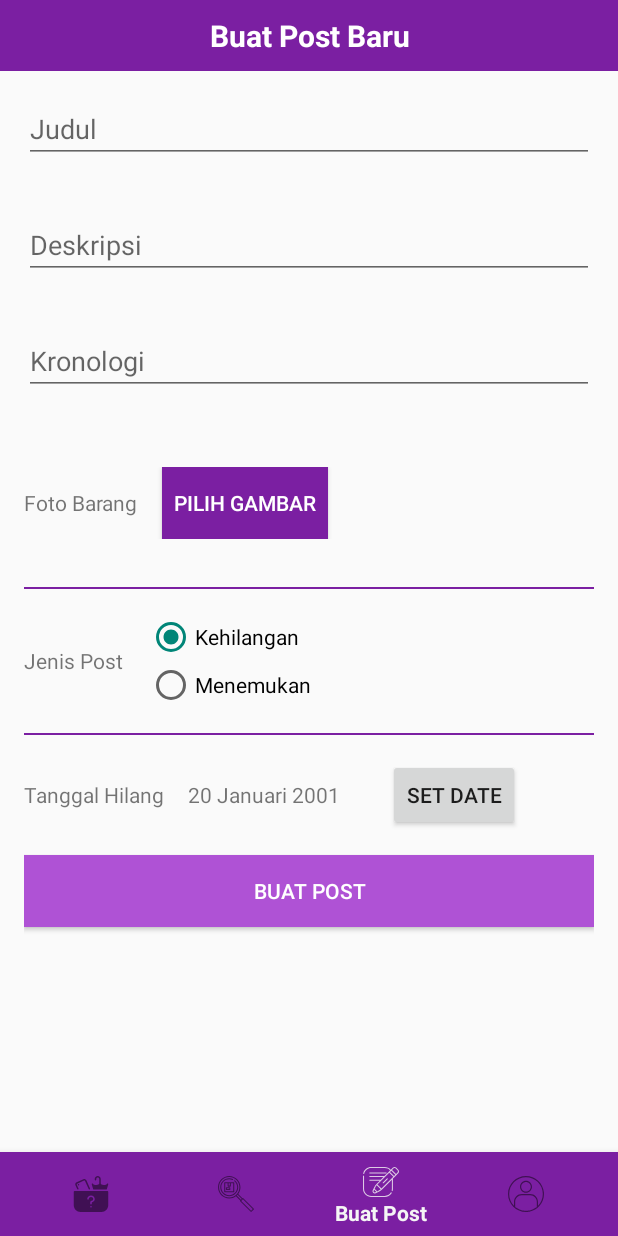
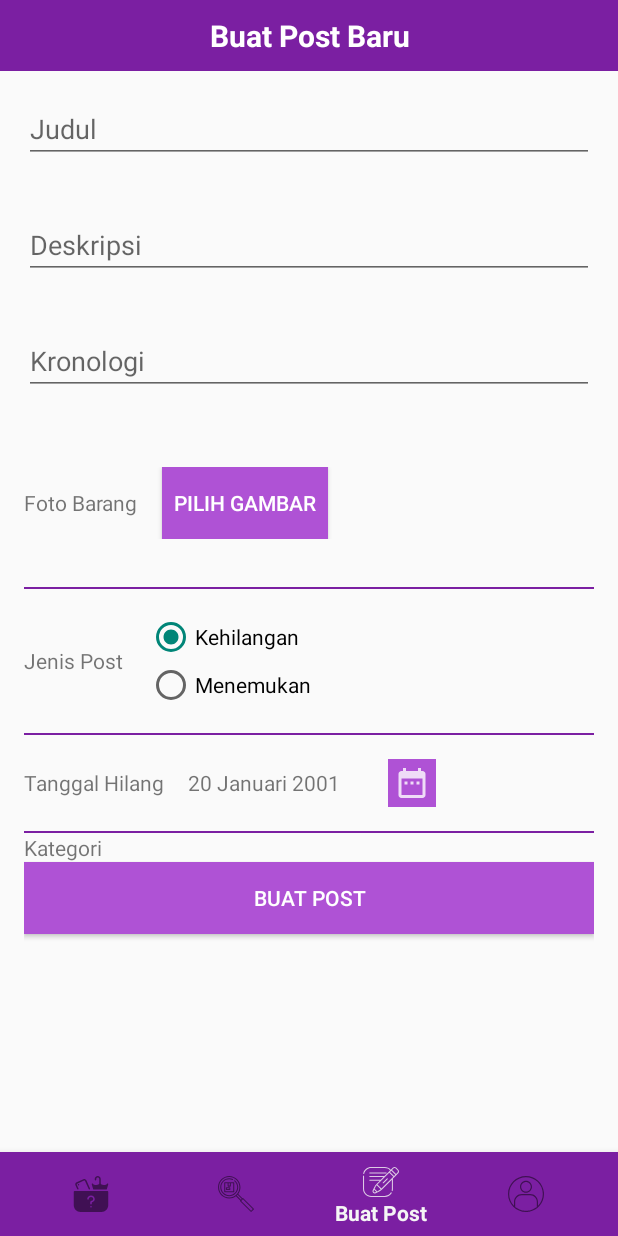
Before and after one commit to ratoz/BarangHilang, an Android app: the fragment halamanPosting placed in its activity, item 3 of the bottom bar chosen, on a phone screen of 412 x 824 dp. Run offline under Robolectric (Android 15) with nearby library versions, the phone set to English and light mode, and no system bars; our stand-ins replace Firebase (no records; nobody signed in at launch, a user with empty details on screens opened directly).

Commit message:
Update Layout Posting v0.0.3

```diff
--- a/app/src/main/java/Model/PostData.java
+++ b/app/src/main/java/Model/PostData.java
@@ -9,12 +9,12 @@ public class PostData {
     private String title;
     private String description;
     private String chronology;
-    private Bitmap photo;
+    private String photo;
     private String dateLost;
     private String typePost;
     private String datePost;
 
-    public PostData(String idUser, String title, String chronology,String description, Bitmap photo, String dateLost, String typePost, String datePost) {
+    public PostData(String idUser, String title, String chronology,String description, String photo, String dateLost, String typePost, String datePost) {
         this.idUser = idUser;
         this.description = description;
         this.title = title;
@@ -37,7 +37,7 @@ public class PostData {
         this.chronology = chronology;
     }
 
-    public void setPhoto(Bitmap photo) {
+    public void setPhoto(String photo) {
         this.photo = photo;
     }
 
--- a/app/src/main/java/com/pamair/baranghilang/halamanPosting.java
+++ b/app/src/main/java/com/pamair/baranghilang/halamanPosting.java
@@ -1,6 +1,8 @@
 package com.pamair.baranghilang;
 
 import android.Manifest;
+import android.app.DatePickerDialog;
+import android.app.Dialog;
 import android.content.ContentResolver;
 import android.content.Intent;
 import android.content.pm.PackageManager;
@@ -13,22 +15,29 @@ import android.view.LayoutInflater;
 import android.view.View;
 import android.view.ViewGroup;
 import android.widget.Button;
+import android.widget.DatePicker;
 import android.widget.EditText;
 import android.widget.ImageView;
 import android.widget.RadioButton;
 import android.widget.RadioGroup;
+import android.widget.TextView;
 
 import androidx.annotation.Nullable;
 import androidx.core.app.ActivityCompat;
+import androidx.fragment.app.DialogFragment;
 import androidx.fragment.app.Fragment;
 
 import com.google.firebase.storage.FirebaseStorage;
 import com.google.firebase.storage.StorageReference;
+import com.pamair.baranghilang.references.DatePickerFragment;
 
 import java.io.InputStream;
+import java.util.Calendar;
 
 public class halamanPosting extends Fragment {
     private View postView;
+    private TextView tvDateFoundLost;
+    private TextView calendar;
     private RadioButton radioButton;
     private EditText edtTitle;
     private EditText edtDescription;
@@ -36,11 +45,17 @@ public class halamanPosting extends Fragment {
     private Button btnUploadImage;
     private ImageView imgPreview;
     private RadioGroup rdgPost;
-    private Uri imgPath;
-    private  final int PICK_IMAGE_REQUEST = 22;
+    private RadioButton rdbFound;
+    private RadioButton rdbLost;
+    private ImageView btnCalendar;
+    private Calendar myCalendar;
+    private DatePickerDialog.OnDateSetListener date;
 
-    FirebaseStorage storage;
-    StorageReference storageReference;
+    //private Uri imgPath;
+    //private  final int PICK_IMAGE_REQUEST = 22;
+
+    //FirebaseStorage storage;
+    //StorageReference storageReference;
 
     public halamanPosting(){
 
@@ -52,10 +67,13 @@ public class halamanPosting extends Fragment {
         edtChronology = postView.findViewById(R.id.edtChronology);
         btnUploadImage = postView.findViewById(R.id.btnChooseImage);
         imgPreview = postView.findViewById(R.id.imgPreview);
+        tvDateFoundLost = postView.findViewById(R.id.tvDateFoundLostToggle);
         rdgPost = postView.findViewById(R.id.rdgPost);
+        btnCalendar = postView.findViewById(R.id.btnDateFoundLost);
+        calendar = postView.findViewById(R.id.tvDateFoundLost);
 
-        storage = FirebaseStorage.getInstance();
-        storageReference = storage.getReference();
+        //storage = FirebaseStorage.getInstance();
+        //storageReference = storage.getReference();
     }
 
     @Override
@@ -64,44 +82,96 @@ public class halamanPosting extends Fragment {
         postView = inflater.inflate(R.layout.halaman_posting, container, false);
         // Inflate the layout for this fragment
         init();
-        selectImage();
-/*Intent intent = new Intent();
-                intent.setType("image/*");
-                intent.setAction(Intent.ACTION_GET_CONTENT);
-                startActivityForResult(
-                        Intent.createChooser(
-                                intent,"Pilih Gambar..."),PICK_IMAGE_REQUEST
-                );*/
+        onSelectedPostType();
+        onSelectedDateTime();
         return postView;
     }
 
-    private void selectImage() {
-        btnUploadImage.setOnClickListener(new View.OnClickListener() {
+    private void onSelectedDateTime() {
+        btnCalendar.setOnClickListener(new View.OnClickListener() {
             @Override
-            public void onClick(View v) {/*
-                Intent intent = new Intent();
-                intent.setType("image/*");
-                intent.setAction(Intent.ACTION_GET_CONTENT);
-                startActivityForResult(
-                        Intent.createChooser(
-                                intent,"Pilih Gambar..."),PICK_IMAGE_REQUEST
-                );*/
-  /*              Intent intent = new Intent(Intent.ACTION_PICK);
-                intent.setType("image/*");
-                startActivityForResult(intent,PICK_IMAGE_REQUEST);
-  */          }
+            public void onClick(View v) {
+                DatePickerFragment date = new DatePickerFragment();
+                /**
+                 * Set Up Current Date Into dialog
+                 */
+                Calendar calender = Calendar.getInstance();
+                Bundle args = new Bundle();
+                args.putInt("year", calender.get(Calendar.YEAR));
+                args.putInt("month", calender.get(Calendar.MONTH));
+                args.putInt("day", calender.get(Calendar.DAY_OF_MONTH));
+                date.setArguments(args);
+                /**
+                 * Set Call back to capture selected date
+                 */
+                date.setCallBack(ondate);
+                date.show(getFragmentManager(), "Date Picker");
+            }
         });
     }
 
-    @Override
-    public void onActivityResult(int requestCode, int resultCode, @Nullable Intent data) {
-        super.onActivityResult(requestCode, resultCode, data);
 
-        if (requestCode == PICK_IMAGE_REQUEST && data !=null && data.getData()!=null){
-            imgPath = data.getData();
+    public void onSelectedPostType(){
+        rdgPost.setOnCheckedChangeListener(new RadioGroup.OnCheckedChangeListener() {
+            @Override
+            public void onCheckedChanged(RadioGroup group, int checkedId) {
+                switch(checkedId){
+                    case R.id.rdbFound:
+                        tvDateFoundLost.setText("Tanggal Ditemukan");
+                        break;
+                    case R.id.rdbLost:
+                        tvDateFoundLost.setText("Tanggal Kehilangan");
+                        break;
+                }
+            }
+        });
+    }
 
-//            InputStream inputStream = getCo
+    DatePickerDialog.OnDateSetListener ondate = new DatePickerDialog.OnDateSetListener() {
+        String month;
+        public void onDateSet(DatePicker view, int year, int monthOfYear,
+                              int dayOfMonth) {
 
+            monthOfYear++;
+            switch(monthOfYear){
+                case 1:
+                    month = "Januari";
+                    break;
+                case 2:
+                    month = "Februari";
+                    break;
+                case 3:
+                    month = "Maret";
+                    break;
+                case 4:
+                    month = "April";
+                    break;
+                case 5:
+                    month = "Mei";
+                    break;
+                case 6:
+                    month = "Juni";
+                    break;
+                case 7:
+                    month = "Juli";
+                    break;
+                case 8:
+                    month = "Agustus";
+                    break;
+                case 9:
+                    month = "September";
+                    break;
+                case 10:
+                    month = "Oktober";
+                    break;
+                case 11:
+                    month = "November";
+                    break;
+                case 12:
+                    month = "Desember";
+                    break;
+            }
+            calendar.setText(dayOfMonth + " " + month + " " + year);
         }
-    }
+    };
 }
--- /dev/null
+++ b/app/src/main/res/drawable-anydpi/ic_calender.xml
@@ -0,0 +1,11 @@
+<vector xmlns:android="http://schemas.android.com/apk/res/android"
+    android:width="24dp"
+    android:height="24dp"
+    android:viewportWidth="24"
+    android:viewportHeight="24"
+    android:tint="#FFFFFF"
+    android:alpha="0.8">
+    <path
+        android:fillColor="#FF000000"
+        android:pathData="M9,11L7,11v2h2v-2zM13,11h-2v2h2v-2zM17,11h-2v2h2v-2zM19,4h-1L18,2h-2v2L8,4L8,2L6,2v2L5,4c-1.11,0 -1.99,0.9 -1.99,2L3,20c0,1.1 0.89,2 2,2h14c1.1,0 2,-0.9 2,-2L21,6c0,-1.1 -0.9,-2 -2,-2zM19,20L5,20L5,9h14v11z"/>
+</vector>
--- a/app/src/main/res/layout/halaman_posting.xml
+++ b/app/src/main/res/layout/halaman_posting.xml
@@ -72,7 +72,7 @@
                     android:id="@+id/btnChooseImage"
                     android:layout_width="wrap_content"
                     android:layout_height="wrap_content"
-                    android:background="@color/colorPrimary"
+                    android:background="@color/colorPrimaryLight"
                     android:text="Pilih Gambar"
                     android:paddingHorizontal="8dp"
                     android:layout_marginHorizontal="16dp"
@@ -114,7 +114,8 @@
                         android:layout_width="match_parent"
                         android:layout_height="wrap_content"
                         android:text="Kehilangan"
-                        android:checked="true"/>
+                        android:checked="true"
+                        />
 
                     <RadioButton
                         android:id="@+id/rdbFound"
@@ -144,19 +145,41 @@
                     android:layout_gravity="center_vertical"/>
 
                 <TextView
-
                     android:id="@+id/tvDateFoundLost"
                     android:layout_width="wrap_content"
                     android:layout_height="wrap_content"
+                    android:layout_gravity="center_vertical"
                     android:layout_marginHorizontal="16dp"
                     android:text="20 Januari 2001"/>
 
-                <Button
+
+                <ImageView
                     android:id="@+id/btnDateFoundLost"
                     android:layout_width="wrap_content"
                     android:layout_height="wrap_content"
-                    android:text="Set Date"
-                    android:layout_marginHorizontal="16dp"/>
+                    android:src="@drawable/ic_calender"
+                    android:layout_marginHorizontal="16dp"
+                    android:background="@color/colorPrimaryLight"
+                    android:padding="4dp"/>
+
+            </LinearLayout>
+
+            <View
+                android:layout_width="match_parent"
+                android:layout_height="1dp"
+                android:background="@color/colorPrimary"/>
+
+
+            <LinearLayout
+                android:layout_width="match_parent"
+                android:layout_height="wrap_content"
+                android:orientation="horizontal">
+
+                <TextView
+                    android:layout_width="wrap_content"
+                    android:layout_height="wrap_content"
+                    android:text="Kategori"/>
+
             </LinearLayout>
 
             <Button
```
Also changed, not shown: app/src/main/java/com/pamair/baranghilang/references/DatePickerFragment.java (added, +33 -0 lines), app/src/main/res/drawable-hdpi/ic_calender.png (added), app/src/main/res/drawable-mdpi/ic_calender.png (added), app/src/main/res/drawable-xhdpi/ic_calender.png (added), app/src/main/res/drawable-xxhdpi/ic_calender.png (added).
